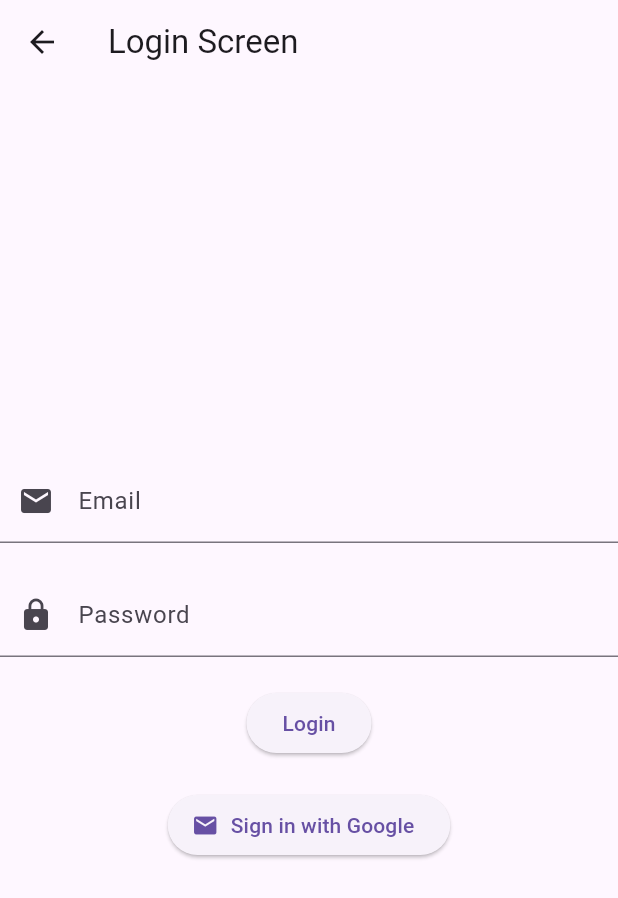
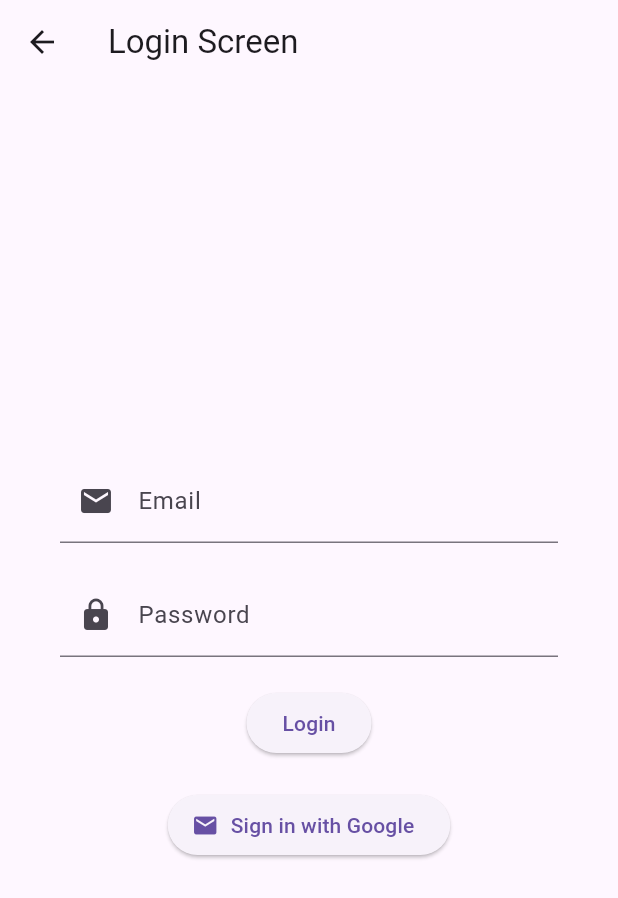
Before and after one commit to ST60002CEM/batch32a-Jemnish, a Flutter app: the LoginScreen screen opened directly, on a phone screen of 412 x 824 dp. Shown: the top 898 px of the screen. Run offline on Flutter 3.47's test engine with Material 3 defaults, Android fonts, the phone set to English and light mode, and no system bars.

Commit message:
made some changes in login files

```diff
--- a/lib/screen/login_screen.dart
+++ b/lib/screen/login_screen.dart
@@ -18,7 +18,9 @@ class LoginScreen extends StatelessWidget {
           child: Column(
             mainAxisAlignment: MainAxisAlignment.center,
             children: [
-              TextFormField(
+              Padding(
+                padding: const EdgeInsets.fromLTRB(40, 0, 40, 0),
+                child: TextFormField(
                   decoration: const InputDecoration(
                     labelText: 'Email',
                     prefixIcon: Icon(Icons.email),
@@ -32,8 +34,11 @@ class LoginScreen extends StatelessWidget {
                     return null;
                   },
                 ),
+              ),
               const SizedBox(height: 20),
-              TextFormField(
+              Padding(
+                padding: const EdgeInsets.fromLTRB(40, 0, 40, 0),
+                child: TextFormField(
                   decoration: const InputDecoration(
                     labelText: 'Password',
                     prefixIcon: Icon(Icons.lock),
@@ -47,6 +52,7 @@ class LoginScreen extends StatelessWidget {
                     }
                     return null;
                   },
+                ),
               ),
               const SizedBox(height: 20),
               ElevatedButton(
```
Lines whose indentation alone changed are shown as unchanged.
